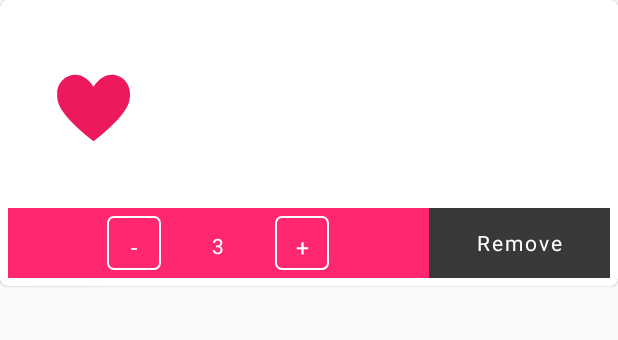
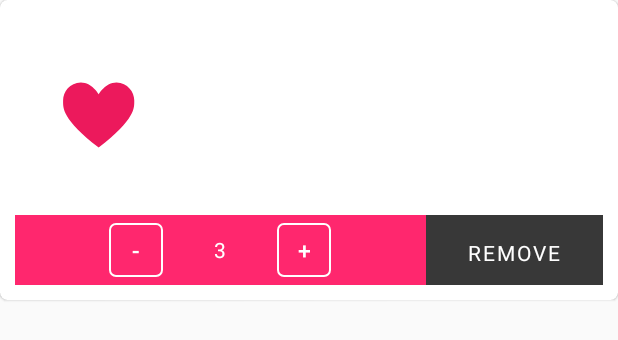
Before and after one commit to SupriyaNaveen/flowercentral-customer, an Android app: the layout layout_cart_item.xml on its own in the app's theme, with its tools: preview values and no code run, on a phone screen of 412 x 824 dp. Shown: the top 340 px of the screen. Run offline under Robolectric (Android 15) with nearby library versions, the phone set to English and light mode, and no system bars.

Commit message:
Cart UI completed.

```diff
--- a/app/src/main/java/com/flowercentral/flowercentralcustomer/cart/CartActivity.java
+++ b/app/src/main/java/com/flowercentral/flowercentralcustomer/cart/CartActivity.java
@@ -12,6 +12,7 @@ import android.view.Menu;
 import android.view.MenuItem;
 import android.view.View;
 import android.widget.Button;
+import android.widget.ImageView;
 import android.widget.TextView;
 import android.widget.Toast;
 
@@ -102,7 +103,7 @@ public class CartActivity extends BaseActivity implements View.OnClickListener,
         TextView txtCartItem = (TextView) findViewById (R.id.txt_total_cart_item);
         TextView txtTotalItemPrice = (TextView) findViewById (R.id.txt_total_price);
 
-        Button btnCheckout = (Button) findViewById (R.id.btn_checkout);
+        ImageView btnCheckout = (ImageView) findViewById (R.id.btn_checkout);
 
         mRVCartItemList = (RecyclerView) findViewById (R.id.rv_cart_item_list);
 
--- a/app/src/main/java/com/flowercentral/flowercentralcustomer/launch/ui/LauncherActivity.java
+++ b/app/src/main/java/com/flowercentral/flowercentralcustomer/launch/ui/LauncherActivity.java
@@ -214,7 +214,8 @@ public class LauncherActivity extends BaseActivity implements View.OnClickListen
                 }
 
                 mLoginMethod = AppConstant.LOGIN_TYPE.FACEBOOK.ordinal ();
-                mFacebookHelper.performSignIn(this);
+                //mFacebookHelper.performSignIn(this);
+                showDashboard();
 
                 break;
 
--- a/app/src/main/res/drawable/rounded_corner_border_white.xml
+++ b/app/src/main/res/drawable/rounded_corner_border_white.xml
@@ -11,12 +11,6 @@
         android:width="1dp"
         android:color="@color/colorWhite" />
 
-    <!-- add padding -->
-    <padding android:top="@dimen/activity_vertical_margin"
-        android:right="@dimen/activity_horizontal_margin"
-        android:bottom="@dimen/activity_vertical_margin"
-        android:left="@dimen/activity_horizontal_margin" />
-
     <!-- corner radius -->
     <corners android:radius="4dp" />
 
--- a/app/src/main/res/layout/layout_cart_item.xml
+++ b/app/src/main/res/layout/layout_cart_item.xml
@@ -6,7 +6,7 @@
     android:layout_width="match_parent"
     android:layout_height="wrap_content"
     android:layout_marginBottom="@dimen/dp10"
-    card_view:contentPadding="@dimen/dp5"
+    card_view:contentPadding="@dimen/dp10"
     card_view:cardBackgroundColor="@color/colorWhite"
     card_view:cardPreventCornerOverlap="false"
     card_view:cardCornerRadius="@dimen/cardview_default_corner_radius"
@@ -88,17 +88,14 @@
                 android:background="@color/colorPrimaryLight"
                 android:gravity="center">
 
-
-                <TextView
+                <Button
                     android:id="@+id/btn_minus"
                     android:layout_width="36dp"
                     android:layout_height="36dp"
                     android:text="@string/action_minus"
                     android:textColor="@color/colorWhite"
-                    android:padding="@dimen/dp10"
                     android:textSize="@dimen/sp15"
-                    android:gravity="center"
-                    android:layout_marginRight="@dimen/dp20"
+                    android:layout_marginEnd="@dimen/dp20"
                     android:background="@drawable/rounded_corner_border_white"/>
 
 
@@ -108,19 +105,17 @@
                     android:layout_height="36dp"
                     android:text="3"
                     android:textColor="@color/colorWhite"
-                    android:padding="@dimen/dp10"
+                    android:layout_gravity="center_vertical"
                     android:gravity="center"/>
 
-                <TextView
+                <Button
                     android:id="@+id/btn_plus"
                     android:layout_width="36dp"
                     android:layout_height="36dp"
                     android:text="@string/action_plus"
                     android:textColor="@color/colorWhite"
-                    android:padding="@dimen/dp10"
                     android:textSize="@dimen/sp15"
-                    android:gravity="center"
-                    android:layout_marginLeft="@dimen/dp20"
+                    android:layout_marginStart="@dimen/dp20"
                     android:background="@drawable/rounded_corner_border_white"/>
 
             </LinearLayout>
@@ -139,7 +134,7 @@
                     android:text="@string/btn_remove"
                     android:textColor="@color/colorWhite"
                     android:gravity="center"
-                    style="@style/AppTheme.Normal"/>
+                    style="@style/AppTheme.Title1"/>
 
             </LinearLayout>
 
```
Also changed, not shown: app/src/main/java/com/flowercentral/flowercentralcustomer/cart/adapter/CartItemAdapter.java (+75 -75 lines), app/src/main/res/drawable/ic_cart_svg.xml (+77 -38 lines), app/src/main/res/layout/activity_cart.xml (+29 -30 lines).
